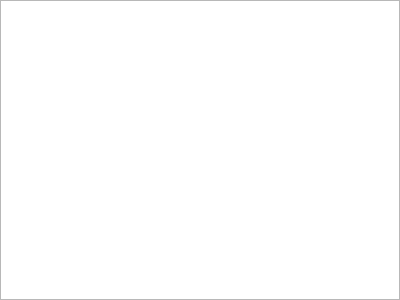
Before: the Qt Designer form extensions/al-quran/bookmarks_bar.ui in abumq/project-islam, drawn with Qt 5.
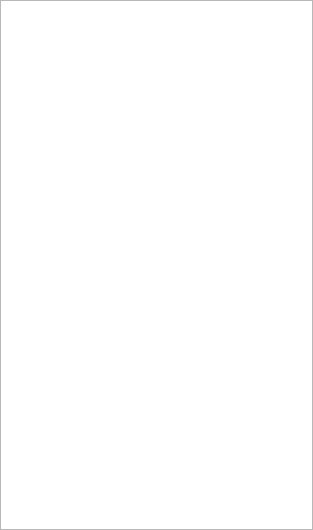
After: the same form once the commit is applied.

Commit message: Using view based container instead of widget based for bookmarks

What changed in the file:
```diff
--- a/extensions/al-quran/bookmarks_bar.ui
+++ b/extensions/al-quran/bookmarks_bar.ui
@@ -6,8 +6,8 @@
    <rect>
     <x>0</x>
     <y>0</y>
-    <width>400</width>
-    <height>300</height>
+    <width>313</width>
+    <height>530</height>
    </rect>
   </property>
   <property name="windowTitle">
@@ -27,7 +27,7 @@
     <number>0</number>
    </property>
    <item row="0" column="0">
-    <widget class="QListWidget" name="lstBookmark"/>
+    <widget class="QTreeView" name="treeBookmarks"/>
    </item>
   </layout>
  </widget>
```
The commit also changes 6 other files.
